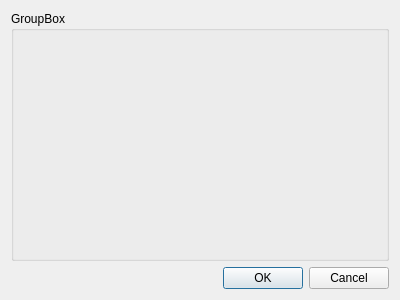
First picture: the form in forms/repoprojectsettingsdialog.ui, repository 3drepo/3drepogui, before the edit.
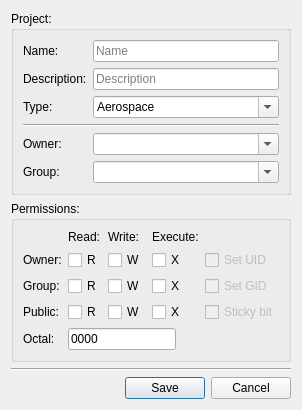
Second picture: the form after the edit.

Commit message: Added fields to project settings dialog.

```diff
--- a/forms/repoprojectsettingsdialog.ui
+++ b/forms/repoprojectsettingsdialog.ui
@@ -6,8 +6,8 @@
    <rect>
     <x>0</x>
     <y>0</y>
-    <width>400</width>
-    <height>300</height>
+    <width>285</width>
+    <height>369</height>
    </rect>
   </property>
   <property name="windowTitle">
@@ -17,7 +17,338 @@
    <item>
     <widget class="QGroupBox" name="groupBox">
      <property name="title">
-      <string>GroupBox</string>
+      <string>Project:</string>
+     </property>
+     <property name="flat">
+      <bool>true</bool>
+     </property>
+     <layout class="QFormLayout" name="formLayout_3">
+      <item row="0" column="0">
+       <widget class="QLabel" name="label_2">
+        <property name="text">
+         <string>Name:</string>
+        </property>
+       </widget>
+      </item>
+      <item row="0" column="1">
+       <widget class="QLineEdit" name="lineEdit">
+        <property name="placeholderText">
+         <string>Name</string>
+        </property>
+       </widget>
+      </item>
+      <item row="1" column="0">
+       <widget class="QLabel" name="label_3">
+        <property name="text">
+         <string>Description:</string>
+        </property>
+       </widget>
+      </item>
+      <item row="1" column="1">
+       <widget class="QLineEdit" name="lineEdit_2">
+        <property name="placeholderText">
+         <string>Description</string>
+        </property>
+       </widget>
+      </item>
+      <item row="2" column="0">
+       <widget class="QLabel" name="label_4">
+        <property name="text">
+         <string>Type:</string>
+        </property>
+       </widget>
+      </item>
+      <item row="2" column="1">
+       <widget class="QComboBox" name="comboBox_2">
+        <property name="enabled">
+         <bool>true</bool>
+        </property>
+        <property name="editable">
+         <bool>true</bool>
+        </property>
+        <item>
+         <property name="text">
+          <string>Aerospace</string>
+         </property>
+        </item>
+        <item>
+         <property name="text">
+          <string>Architectural</string>
+         </property>
+        </item>
+        <item>
+         <property name="text">
+          <string>Automotive</string>
+         </property>
+        </item>
+       </widget>
+      </item>
+      <item row="3" column="0" colspan="2">
+       <widget class="Line" name="line_2">
+        <property name="orientation">
+         <enum>Qt::Horizontal</enum>
+        </property>
+       </widget>
+      </item>
+      <item row="4" column="0">
+       <widget class="QLabel" name="label">
+        <property name="text">
+         <string>Owner:</string>
+        </property>
+       </widget>
+      </item>
+      <item row="4" column="1">
+       <widget class="QComboBox" name="comboBox">
+        <property name="editable">
+         <bool>true</bool>
+        </property>
+       </widget>
+      </item>
+      <item row="5" column="0">
+       <widget class="QLabel" name="label_5">
+        <property name="text">
+         <string>Group:</string>
+        </property>
+       </widget>
+      </item>
+      <item row="5" column="1">
+       <widget class="QComboBox" name="comboBox_3">
+        <property name="editable">
+         <bool>true</bool>
+        </property>
+       </widget>
+      </item>
+     </layout>
+    </widget>
+   </item>
+   <item>
+    <widget class="QGroupBox" name="permissionsGroupBox">
+     <property name="title">
+      <string>Permissions:</string>
+     </property>
+     <property name="flat">
+      <bool>true</bool>
+     </property>
+     <layout class="QVBoxLayout" name="verticalLayout_2">
+      <item>
+       <widget class="QFrame" name="frame">
+        <property name="sizePolicy">
+         <sizepolicy hsizetype="Preferred" vsizetype="Preferred">
+          <horstretch>0</horstretch>
+          <verstretch>0</verstretch>
+         </sizepolicy>
+        </property>
+        <property name="frameShape">
+         <enum>QFrame::NoFrame</enum>
+        </property>
+        <property name="frameShadow">
+         <enum>QFrame::Plain</enum>
+        </property>
+        <property name="lineWidth">
+         <number>0</number>
+        </property>
+        <layout class="QGridLayout" name="gridLayout">
+         <property name="leftMargin">
+          <number>0</number>
+         </property>
+         <property name="topMargin">
+          <number>0</number>
+         </property>
+         <property name="rightMargin">
+          <number>0</number>
+         </property>
+         <property name="bottomMargin">
+          <number>0</number>
+         </property>
+         <item row="0" column="2">
+          <widget class="QLabel" name="writeLabel">
+           <property name="sizePolicy">
+            <sizepolicy hsizetype="Preferred" vsizetype="Preferred">
+             <horstretch>0</horstretch>
+             <verstretch>0</verstretch>
+            </sizepolicy>
+           </property>
+           <property name="text">
+            <string>Write:</string>
+           </property>
+          </widget>
+         </item>
+         <item row="0" column="1">
+          <widget class="QLabel" name="readLabel">
+           <property name="sizePolicy">
+            <sizepolicy hsizetype="Preferred" vsizetype="Fixed">
+             <horstretch>0</horstretch>
+             <verstretch>0</verstretch>
+            </sizepolicy>
+           </property>
+           <property name="text">
+            <string>Read:</string>
+           </property>
+          </widget>
+         </item>
+         <item row="0" column="3">
+          <widget class="QLabel" name="executeLabel">
+           <property name="sizePolicy">
+            <sizepolicy hsizetype="Preferred" vsizetype="Preferred">
+             <horstretch>0</horstretch>
+             <verstretch>0</verstretch>
+            </sizepolicy>
+           </property>
+           <property name="text">
+            <string>Execute:</string>
+           </property>
+          </widget>
+         </item>
+         <item row="1" column="2">
+          <widget class="QCheckBox" name="ownerWriteCheckBox">
+           <property name="text">
+            <string>W</string>
+           </property>
+          </widget>
+         </item>
+         <item row="1" column="3">
+          <widget class="QCheckBox" name="ownerExecuteCheckBox">
+           <property name="text">
+            <string>X</string>
+           </property>
+          </widget>
+         </item>
+         <item row="3" column="2">
+          <widget class="QCheckBox" name="publicWriteCheckBox">
+           <property name="text">
+            <string>W</string>
+           </property>
+          </widget>
+         </item>
+         <item row="1" column="0">
+          <widget class="QLabel" name="ownerLabel">
+           <property name="text">
+            <string>Owner:</string>
+           </property>
+          </widget>
+         </item>
+         <item row="3" column="1">
+          <widget class="QCheckBox" name="publicReadCheckBox">
+           <property name="text">
+            <string>R</string>
+           </property>
+          </widget>
+         </item>
+         <item row="1" column="1">
+          <widget class="QCheckBox" name="ownerReadCheckBox">
+           <property name="text">
+            <string>R</string>
+           </property>
+          </widget>
+         </item>
+         <item row="3" column="0">
+          <widget class="QLabel" name="publicLabel">
+           <property name="text">
+            <string>Public:</string>
+           </property>
+          </widget>
+         </item>
+         <item row="4" column="0">
+          <widget class="QLabel" name="octalLabel">
+           <property name="text">
+            <string>Octal:</string>
+           </property>
+          </widget>
+         </item>
+         <item row="2" column="3">
+          <widget class="QCheckBox" name="groupExecuteCheckBox">
+           <property name="text">
+            <string>X</string>
+           </property>
+          </widget>
+         </item>
+         <item row="2" column="1">
+          <widget class="QCheckBox" name="groupReadCheckBox">
+           <property name="text">
+            <string>R</string>
+           </property>
+          </widget>
+         </item>
+         <item row="2" column="0">
+          <widget class="QLabel" name="groupLabel">
+           <property name="text">
+            <string>Group:</string>
+           </property>
+          </widget>
+         </item>
+         <item row="2" column="2">
+          <widget class="QCheckBox" name="groupWriteCheckBox">
+           <property name="text">
+            <string>W</string>
+           </property>
+          </widget>
+         </item>
+         <item row="1" column="4">
+          <widget class="QCheckBox" name="uidCheckBox">
+           <property name="enabled">
+            <bool>false</bool>
+           </property>
+           <property name="text">
+            <string>Set UID</string>
+           </property>
+          </widget>
+         </item>
+         <item row="3" column="3">
+          <widget class="QCheckBox" name="publicExecuteCheckBox">
+           <property name="text">
+            <string>X</string>
+           </property>
+          </widget>
+         </item>
+         <item row="2" column="4">
+          <widget class="QCheckBox" name="gidCheckBox">
+           <property name="enabled">
+            <bool>false</bool>
+           </property>
+           <property name="text">
+            <string>Set GID</string>
+           </property>
+          </widget>
+         </item>
+         <item row="4" column="1" colspan="3">
+          <widget class="QLineEdit" name="octalLineEdit">
+           <property name="sizePolicy">
+            <sizepolicy hsizetype="Fixed" vsizetype="Fixed">
+             <horstretch>0</horstretch>
+             <verstretch>0</verstretch>
+            </sizepolicy>
+           </property>
+           <property name="text">
+            <string>0000</string>
+           </property>
+           <property name="maxLength">
+            <number>4</number>
+           </property>
+           <property name="clearButtonEnabled">
+            <bool>false</bool>
+           </property>
+          </widget>
+         </item>
+         <item row="3" column="4">
+          <widget class="QCheckBox" name="stickyBitCheckBox">
+           <property name="enabled">
+            <bool>false</bool>
+           </property>
+           <property name="text">
+            <string>Sticky bit</string>
+           </property>
+          </widget>
+         </item>
+        </layout>
+       </widget>
+      </item>
+     </layout>
+    </widget>
+   </item>
+   <item>
+    <widget class="Line" name="line">
+     <property name="orientation">
+      <enum>Qt::Horizontal</enum>
      </property>
     </widget>
    </item>
@@ -27,7 +358,7 @@
       <enum>Qt::Horizontal</enum>
      </property>
      <property name="standardButtons">
-      <set>QDialogButtonBox::Cancel|QDialogButtonBox::Ok</set>
+      <set>QDialogButtonBox::Cancel|QDialogButtonBox::Save</set>
      </property>
     </widget>
    </item>
```
Left out of the diff: 4 changed lines with no effect on the pictures. The commit also changes 3 other files.
